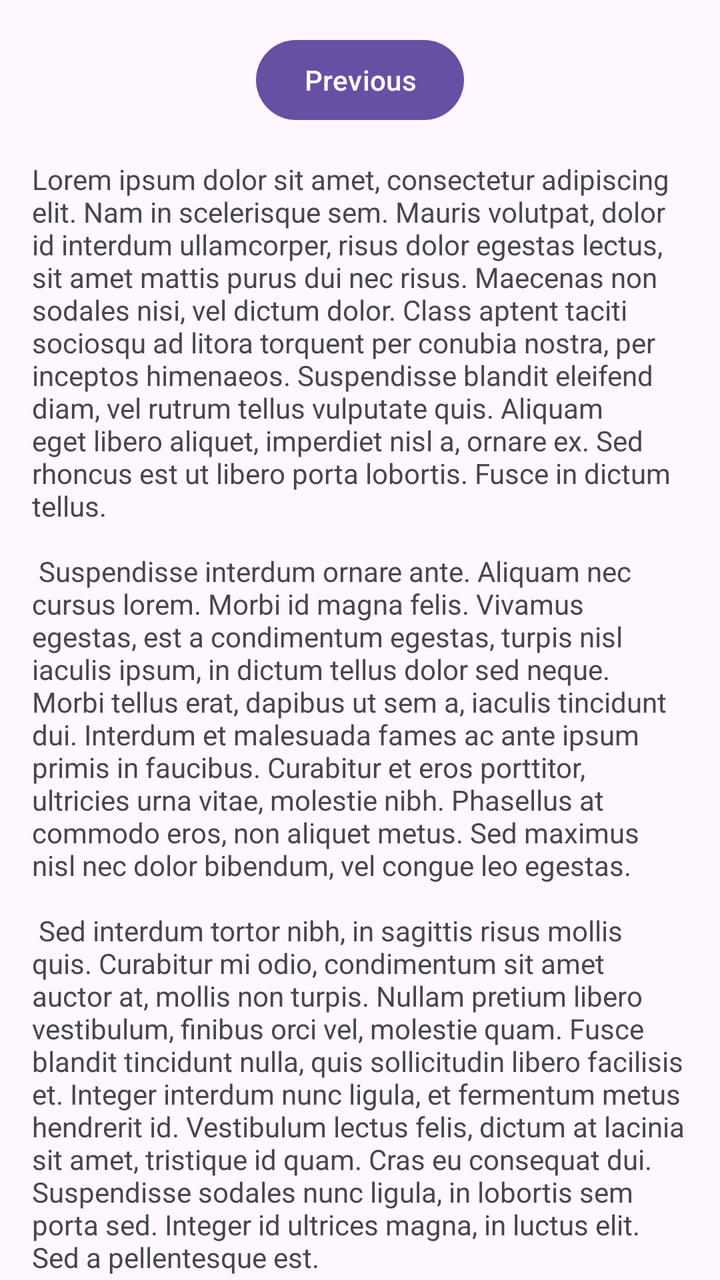
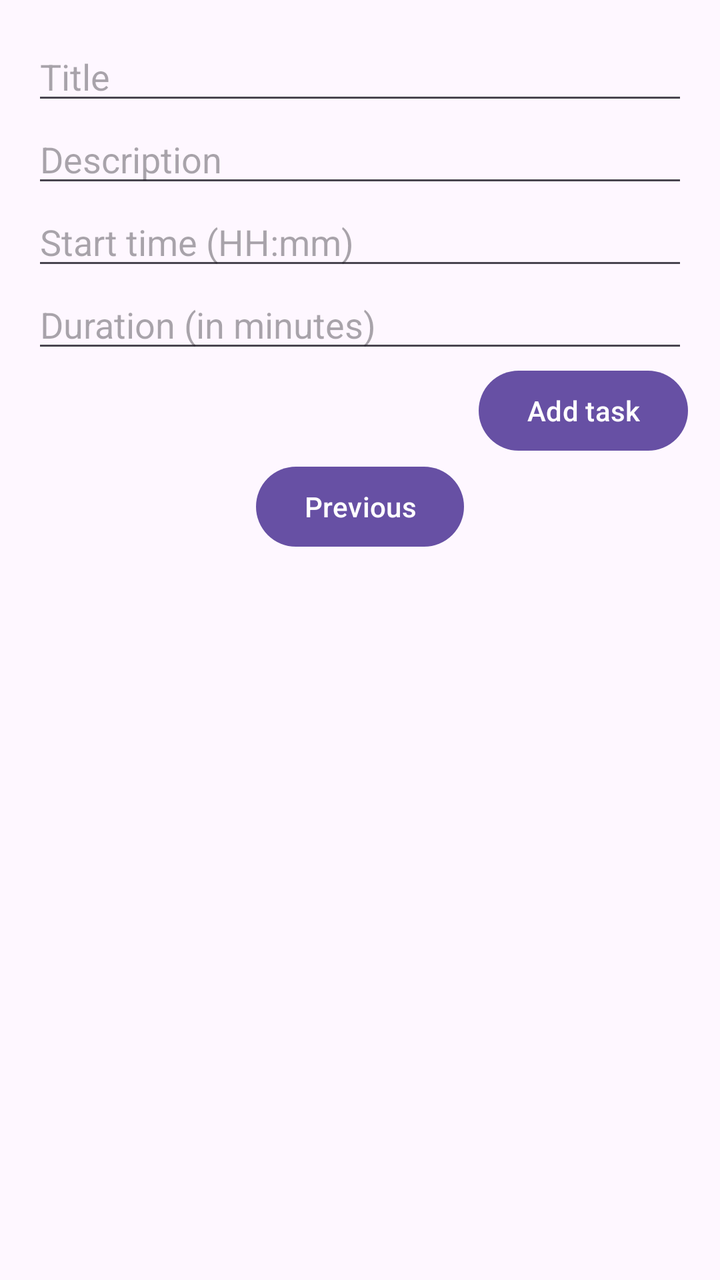

Before-and-after screenshots of an Android layout around one commit, followed by the original layout XML and the change that was made.
<!-- AndroidManifest.xml: application theme Theme.ReminderPro -->
<!-- res/layout/fragment_second.xml -->
<?xml version="1.0" encoding="utf-8"?>
<androidx.core.widget.NestedScrollView xmlns:android="http://schemas.android.com/apk/res/android"
    xmlns:app="http://schemas.android.com/apk/res-auto"
    xmlns:tools="http://schemas.android.com/tools"
    android:layout_width="match_parent"
    android:layout_height="match_parent"
    tools:context=".ui.SecondFragment">

    <androidx.constraintlayout.widget.ConstraintLayout
        android:layout_width="match_parent"
        android:layout_height="match_parent"
        android:padding="16dp">

        <Button
            android:id="@+id/button_second"
            android:layout_width="wrap_content"
            android:layout_height="wrap_content"
            android:text="@string/previous"
            app:layout_constraintBottom_toTopOf="@id/textview_second"
            app:layout_constraintEnd_toEndOf="parent"
            app:layout_constraintStart_toStartOf="parent"
            app:layout_constraintTop_toTopOf="parent" />

        <TextView
            android:id="@+id/textview_second"
            android:layout_width="wrap_content"
            android:layout_height="wrap_content"
            android:layout_marginTop="16dp"
            android:text="@string/lorem_ipsum"
            app:layout_constraintBottom_toBottomOf="parent"
            app:layout_constraintEnd_toEndOf="parent"
            app:layout_constraintStart_toStartOf="parent"
            app:layout_constraintTop_toBottomOf="@id/button_second" />
    </androidx.constraintlayout.widget.ConstraintLayout>
</androidx.core.widget.NestedScrollView>
<!-- resources referenced by this layout -->
<resources>
  <string name="lorem_ipsum">
          Lorem ipsum dolor sit amet, consectetur adipiscing elit. Nam in scelerisque sem. Mauris
          volutpat, dolor id interdum ullamcorper, risus dolor egestas lectus, sit amet mattis purus
          dui nec risus. Maecenas non sodales nisi, vel dictum dolor. Class aptent taciti sociosqu ad
          litora torquent per conubia nostra, per inceptos himenaeos. Suspendisse blandit eleifend
          diam, vel rutrum tellus vulputate quis. Aliquam eget libero aliquet, imperdiet nisl a,
          ornare ex. Sed rhoncus est ut libero porta lobortis. Fusce in dictum tellus.\n\n
          Suspendisse interdum ornare ante. Aliquam nec cursus lorem. Morbi id magna felis. Vivamus
          egestas, est a condimentum egestas, turpis nisl iaculis ipsum, in dictum tellus dolor sed
          neque. Morbi tellus erat, dapibus ut sem a, iaculis tincidunt dui. Interdum et malesuada
          fames ac ante ipsum primis in faucibus. Curabitur et eros porttitor, ultricies urna vitae,
          molestie nibh. Phasellus at commodo eros, non aliquet metus. Sed maximus nisl nec dolor
          bibendum, vel congue leo egestas.\n\n
          Sed interdum tortor nibh, in sagittis risus mollis quis. Curabitur mi odio, condimentum sit
          amet auctor at, mollis non turpis. Nullam pretium libero vestibulum, finibus orci vel,
          molestie quam. Fusce blandit tincidunt nulla, quis sollicitudin libero facilisis et. Integer
          interdum nunc ligula, et fermentum metus hendrerit id. Vestibulum lectus felis, dictum at
          lacinia sit amet, tristique id quam. Cras eu consequat dui. Suspendisse sodales nunc ligula,
          in lobortis sem porta sed. Integer id ultrices magna, in luctus elit. Sed a pellentesque
          est.\n\n
          Aenean nunc velit, lacinia sed dolor sed, ultrices viverra nulla. Etiam a venenatis nibh.
          Morbi laoreet, tortor sed facilisis varius, nibh orci rhoncus nulla, id elementum leo dui
          non lorem. Nam mollis ipsum quis auctor varius. Quisque elementum eu libero sed commodo. In
          eros nisl, imperdiet vel imperdiet et, scelerisque a mauris. Pellentesque varius ex nunc,
          quis imperdiet eros placerat ac. Duis finibus orci et est auctor tincidunt. Sed non viverra
          ipsum. Nunc quis augue egestas, cursus lorem at, molestie sem. Morbi a consectetur ipsum, a
          placerat diam. Etiam vulputate dignissim convallis. Integer faucibus mauris sit amet finibus
          convallis.\n\n
          Phasellus in aliquet mi. Pellentesque habitant morbi tristique senectus et netus et
          malesuada fames ac turpis egestas. In volutpat arcu ut felis sagittis, in finibus massa
          gravida. Pellentesque id tellus orci. Integer dictum, lorem sed efficitur ullamcorper,
          libero justo consectetur ipsum, in mollis nisl ex sed nisl. Donec maximus ullamcorper
          sodales. Praesent bibendum rhoncus tellus nec feugiat. In a ornare nulla. Donec rhoncus
          libero vel nunc consequat, quis tincidunt nisl eleifend. Cras bibendum enim a justo luctus
          vestibulum. Fusce dictum libero quis erat maximus, vitae volutpat diam dignissim.
      </string>
  <string name="previous">Previous</string>
  <style name="Theme.ReminderPro" parent="Base.Theme.ReminderPro" />
  <style name="Base.Theme.ReminderPro" parent="Theme.Material3.DayNight.NoActionBar">
          
          
      </style>
</resources>

<!-- the commit's change to res/layout/fragment_second.xml (unified diff, before → after) -->
@@ -1,35 +1,58 @@
-<?xml version="1.0" encoding="utf-8"?>
-<androidx.core.widget.NestedScrollView xmlns:android="http://schemas.android.com/apk/res/android"
+<ScrollView xmlns:android="http://schemas.android.com/apk/res/android"
     xmlns:app="http://schemas.android.com/apk/res-auto"
-    xmlns:tools="http://schemas.android.com/tools"
     android:layout_width="match_parent"
-    android:layout_height="match_parent"
-    tools:context=".ui.SecondFragment">
+    android:layout_height="match_parent">
 
-    <androidx.constraintlayout.widget.ConstraintLayout
+    <LinearLayout
         android:layout_width="match_parent"
-        android:layout_height="match_parent"
+        android:layout_height="wrap_content"
+        android:orientation="vertical"
         android:padding="16dp">
+
+        <EditText
+            android:id="@+id/editTextTitle"
+            android:layout_width="match_parent"
+            android:layout_height="wrap_content"
+            android:hint="@string/title_hint"
+            android:inputType="text"
+            android:autofillHints="" />
+
+        <EditText
+            android:id="@+id/editTextDescription"
+            android:layout_width="match_parent"
+            android:layout_height="wrap_content"
+            android:hint="@string/description_hint"
+            android:inputType="text"
+            android:autofillHints="" />
+
+        <EditText
+            android:id="@+id/editTextStartTime"
+            android:layout_width="match_parent"
+            android:layout_height="wrap_content"
+            android:hint="@string/start_time_hint"
+            android:inputType="datetime"
+            android:autofillHints="" />
+
+        <EditText
+            android:id="@+id/editTextDuration"
+            android:layout_width="match_parent"
+            android:layout_height="wrap_content"
+            android:hint="@string/duration_hint"
+            android:inputType="number"
+            android:autofillHints="" />
+
+        <Button
+            android:id="@+id/buttonAddTask"
+            android:layout_width="wrap_content"
+            android:layout_height="wrap_content"
+            android:layout_gravity="end"
+            android:text="@string/add_task" />
 
         <Button
             android:id="@+id/button_second"
             android:layout_width="wrap_content"
             android:layout_height="wrap_content"
-            android:text="@string/previous"
-            app:layout_constraintBottom_toTopOf="@id/textview_second"
-            app:layout_constraintEnd_toEndOf="parent"
-            app:layout_constraintStart_toStartOf="parent"
-            app:layout_constraintTop_toTopOf="parent" />
-
-        <TextView
-            android:id="@+id/textview_second"
-            android:layout_width="wrap_content"
-            android:layout_height="wrap_content"
-            android:layout_marginTop="16dp"
-            android:text="@string/lorem_ipsum"
-            app:layout_constraintBottom_toBottomOf="parent"
-            app:layout_constraintEnd_toEndOf="parent"
-            app:layout_constraintStart_toStartOf="parent"
-            app:layout_constraintTop_toBottomOf="@id/button_second" />
-    </androidx.constraintlayout.widget.ConstraintLayout>
-</androidx.core.widget.NestedScrollView>
+            android:layout_gravity="center_horizontal"
+            android:text="@string/previous" />
+    </LinearLayout>
+</ScrollView>
<!-- resource entries referenced after the edit -->
@@ -1,42 +1,11 @@
 <!-- resources referenced by this layout -->
 <resources>
-  <string name="lorem_ipsum">
-          Lorem ipsum dolor sit amet, consectetur adipiscing elit. Nam in scelerisque sem. Mauris
-          volutpat, dolor id interdum ullamcorper, risus dolor egestas lectus, sit amet mattis purus
-          dui nec risus. Maecenas non sodales nisi, vel dictum dolor. Class aptent taciti sociosqu ad
-          litora torquent per conubia nostra, per inceptos himenaeos. Suspendisse blandit eleifend
-          diam, vel rutrum tellus vulputate quis. Aliquam eget libero aliquet, imperdiet nisl a,
-          ornare ex. Sed rhoncus est ut libero porta lobortis. Fusce in dictum tellus.\n\n
-          Suspendisse interdum ornare ante. Aliquam nec cursus lorem. Morbi id magna felis. Vivamus
-          egestas, est a condimentum egestas, turpis nisl iaculis ipsum, in dictum tellus dolor sed
-          neque. Morbi tellus erat, dapibus ut sem a, iaculis tincidunt dui. Interdum et malesuada
-          fames ac ante ipsum primis in faucibus. Curabitur et eros porttitor, ultricies urna vitae,
-          molestie nibh. Phasellus at commodo eros, non aliquet metus. Sed maximus nisl nec dolor
-          bibendum, vel congue leo egestas.\n\n
-          Sed interdum tortor nibh, in sagittis risus mollis quis. Curabitur mi odio, condimentum sit
-          amet auctor at, mollis non turpis. Nullam pretium libero vestibulum, finibus orci vel,
-          molestie quam. Fusce blandit tincidunt nulla, quis sollicitudin libero facilisis et. Integer
-          interdum nunc ligula, et fermentum metus hendrerit id. Vestibulum lectus felis, dictum at
-          lacinia sit amet, tristique id quam. Cras eu consequat dui. Suspendisse sodales nunc ligula,
-          in lobortis sem porta sed. Integer id ultrices magna, in luctus elit. Sed a pellentesque
-          est.\n\n
-          Aenean nunc velit, lacinia sed dolor sed, ultrices viverra nulla. Etiam a venenatis nibh.
-          Morbi laoreet, tortor sed facilisis varius, nibh orci rhoncus nulla, id elementum leo dui
-          non lorem. Nam mollis ipsum quis auctor varius. Quisque elementum eu libero sed commodo. In
-          eros nisl, imperdiet vel imperdiet et, scelerisque a mauris. Pellentesque varius ex nunc,
-          quis imperdiet eros placerat ac. Duis finibus orci et est auctor tincidunt. Sed non viverra
-          ipsum. Nunc quis augue egestas, cursus lorem at, molestie sem. Morbi a consectetur ipsum, a
-          placerat diam. Etiam vulputate dignissim convallis. Integer faucibus mauris sit amet finibus
-          convallis.\n\n
-          Phasellus in aliquet mi. Pellentesque habitant morbi tristique senectus et netus et
-          malesuada fames ac turpis egestas. In volutpat arcu ut felis sagittis, in finibus massa
-          gravida. Pellentesque id tellus orci. Integer dictum, lorem sed efficitur ullamcorper,
-          libero justo consectetur ipsum, in mollis nisl ex sed nisl. Donec maximus ullamcorper
-          sodales. Praesent bibendum rhoncus tellus nec feugiat. In a ornare nulla. Donec rhoncus
-          libero vel nunc consequat, quis tincidunt nisl eleifend. Cras bibendum enim a justo luctus
-          vestibulum. Fusce dictum libero quis erat maximus, vitae volutpat diam dignissim.
-      </string>
+  <string name="add_task">Add task</string>
+  <string name="description_hint">Description</string>
+  <string name="duration_hint">Duration (in minutes)</string>
   <string name="previous">Previous</string>
+  <string name="start_time_hint">Start time (HH:mm)</string>
+  <string name="title_hint">Title</string>
   <style name="Theme.ReminderPro" parent="Base.Theme.ReminderPro" />
   <style name="Base.Theme.ReminderPro" parent="Theme.Material3.DayNight.NoActionBar">
           
